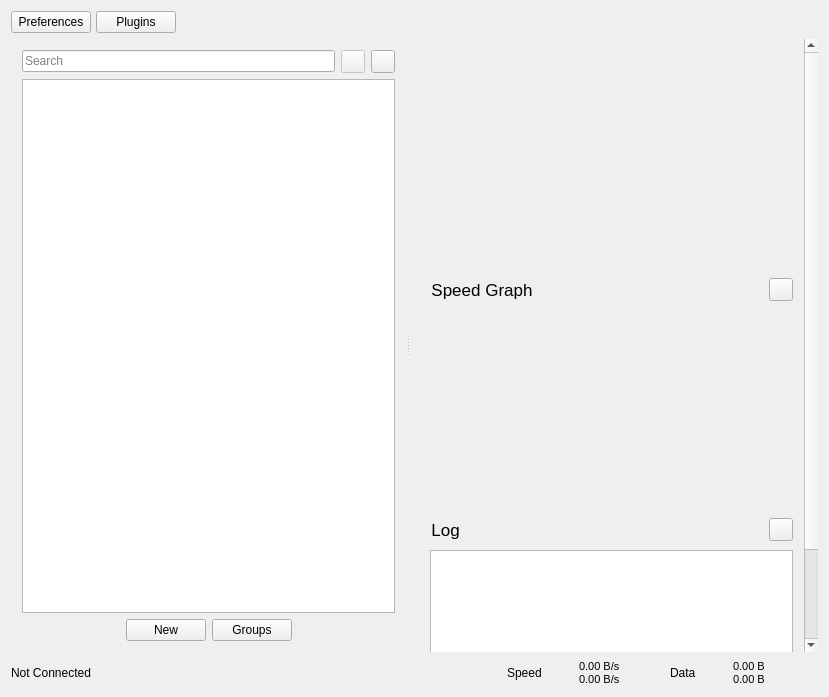
First picture: the form in src/ui/windows/w_MainWindow.ui, repository Qv2ray/Qv2ray, before the edit.
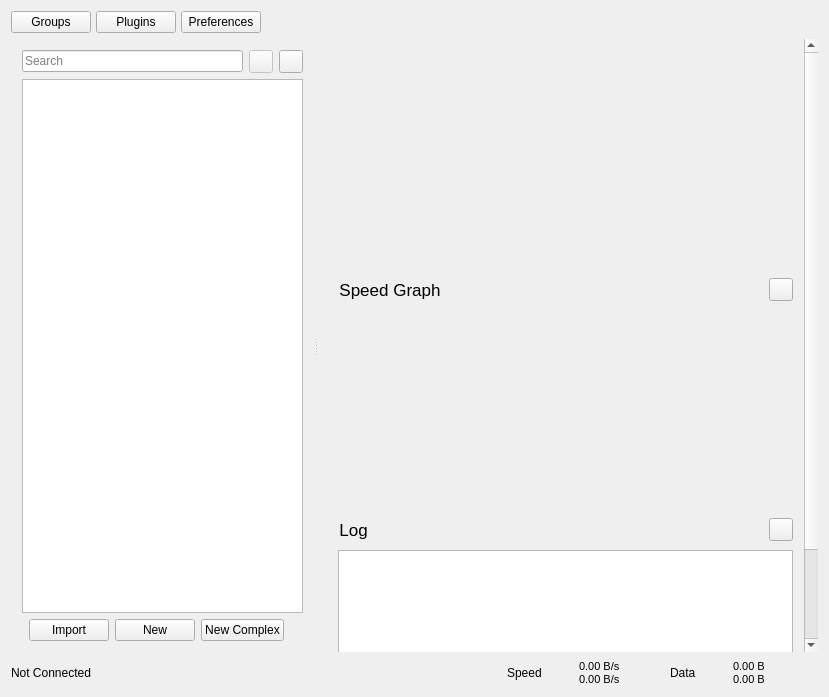
Second picture: the form after the edit. Icons and pictures are not drawn.

```diff
--- a/src/ui/windows/w_MainWindow.ui
+++ b/src/ui/windows/w_MainWindow.ui
@@ -22,14 +22,14 @@
   <widget class="QWidget" name="centralWidget">
    <layout class="QVBoxLayout" name="verticalLayout_2" stretch="0,1,0">
     <item>
-     <layout class="QHBoxLayout" name="horizontalLayout" stretch="0,0,0">
+     <layout class="QHBoxLayout" name="horizontalLayout" stretch="0,0,0,0">
       <property name="spacing">
        <number>5</number>
       </property>
       <item>
-       <widget class="QPushButton" name="preferencesBtn">
+       <widget class="QPushButton" name="subsButton">
         <property name="text">
-         <string>Preferences</string>
+         <string>Groups</string>
         </property>
        </widget>
       </item>
@@ -40,6 +40,13 @@
         </property>
        </widget>
       </item>
+      <item>
+       <widget class="QPushButton" name="preferencesBtn">
+        <property name="text">
+         <string>Preferences</string>
+        </property>
+       </widget>
+      </item>
       <item>
        <spacer name="horizontalSpacer">
         <property name="orientation">
@@ -88,9 +95,6 @@
             <property name="toolTip">
              <string>Locate Current Connection</string>
             </property>
-            <property name="text">
-             <string/>
-            </property>
             <property name="icon">
              <iconset resource="../../../resources.qrc">
               <normaloff>:/assets/icons/ui_light/locate.png</normaloff>:/assets/icons/ui_light/locate.png</iconset>
@@ -165,12 +169,6 @@
             <property name="orientation">
              <enum>Qt::Horizontal</enum>
             </property>
-            <property name="sizeHint" stdset="0">
-             <size>
-              <width>40</width>
-              <height>20</height>
-             </size>
-            </property>
            </spacer>
           </item>
           <item>
@@ -179,14 +177,21 @@
              <string>Import Connection</string>
             </property>
             <property name="text">
+             <string>Import</string>
+            </property>
+           </widget>
+          </item>
+          <item>
+           <widget class="QPushButton" name="newConnectionBtn">
+            <property name="text">
              <string>New</string>
             </property>
            </widget>
           </item>
           <item>
-           <widget class="QPushButton" name="subsButton">
+           <widget class="QPushButton" name="newComplexConnectionBtn">
             <property name="text">
-             <string>Groups</string>
+             <string>New Complex</string>
             </property>
            </widget>
           </item>
@@ -197,8 +202,8 @@
             </property>
             <property name="sizeHint" stdset="0">
              <size>
-              <width>40</width>
-              <height>20</height>
+              <width>0</width>
+              <height>0</height>
              </size>
             </property>
            </spacer>
@@ -208,6 +213,12 @@
        </layout>
       </widget>
       <widget class="QScrollArea" name="scrollArea">
+       <property name="minimumSize">
+        <size>
+         <width>500</width>
+         <height>0</height>
+        </size>
+       </property>
        <property name="frameShape">
         <enum>QFrame::NoFrame</enum>
        </property>
@@ -219,7 +230,7 @@
          <rect>
           <x>0</x>
           <y>0</y>
-          <width>412</width>
+          <width>500</width>
           <height>738</height>
          </rect>
         </property>
```
Left out of the diff: 18 changed lines with no effect on the pictures.
